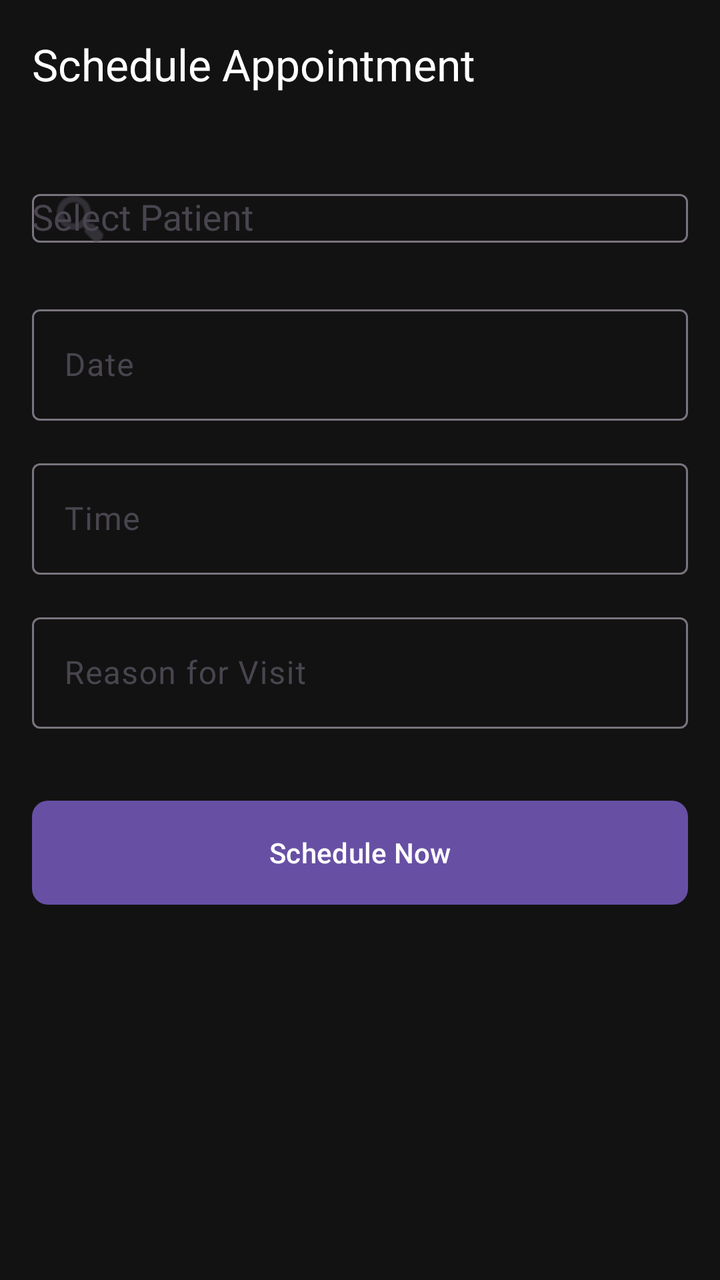
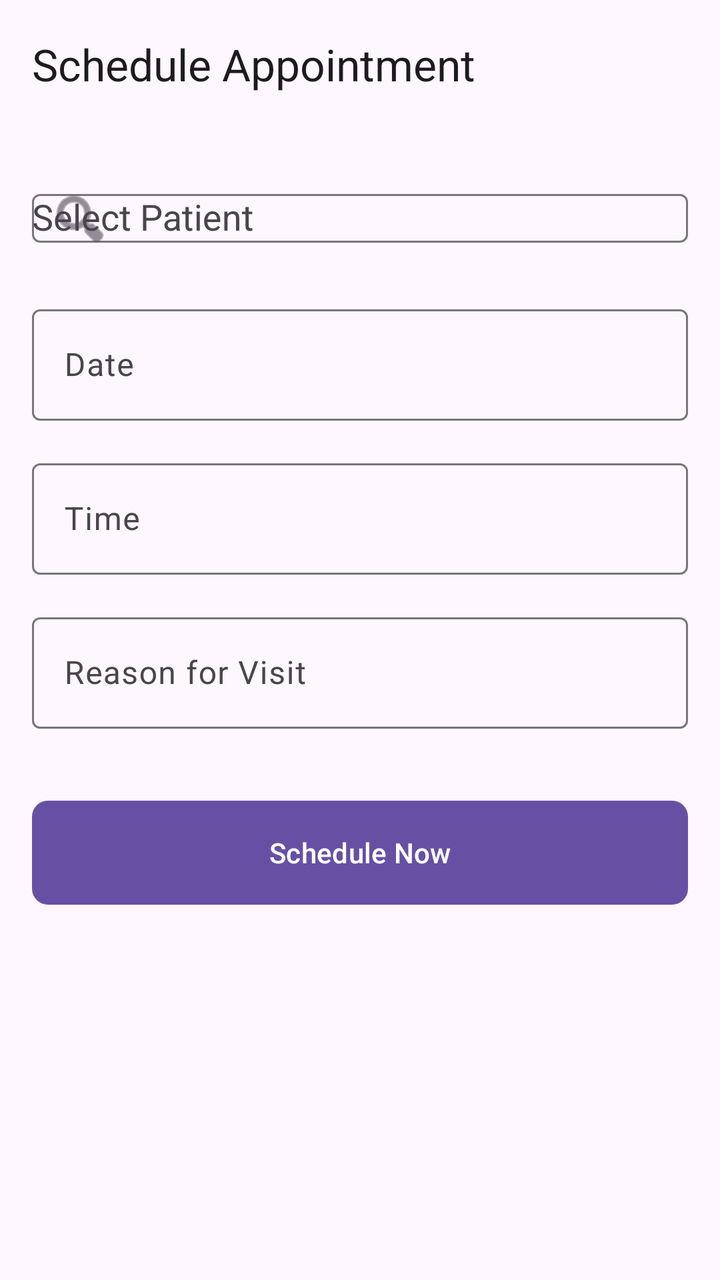

Before-and-after screenshots of an Android layout around one commit, followed by the original layout XML and the change that was made.
<!-- AndroidManifest.xml: application theme Theme.Healthcare_app -->
<!-- res/layout/activity_add_appointment.xml -->
<LinearLayout xmlns:android="http://schemas.android.com/apk/res/android"
    xmlns:app="http://schemas.android.com/apk/res-auto"
    android:layout_width="match_parent"
    android:layout_height="match_parent"
    android:orientation="vertical"
    android:background="#121212">

    <com.google.android.material.appbar.MaterialToolbar
        android:id="@+id/topAppBar"
        android:layout_width="match_parent"
        android:layout_height="?attr/actionBarSize"
        app:title="Schedule Appointment"
        app:titleTextColor="@android:color/white"
        app:navigationIconTint="@android:color/white" />

    <ScrollView android:layout_width="match_parent" android:layout_height="match_parent" android:padding="16dp">
        <LinearLayout android:layout_width="match_parent" android:layout_height="wrap_content" android:orientation="vertical">

            <com.google.android.material.textfield.TextInputLayout
                android:layout_width="match_parent" android:layout_height="wrap_content"
                android:hint="Select Patient" app:startIconDrawable="@android:drawable/ic_menu_search">
                <AutoCompleteTextView
                    android:id="@+id/searchPatientAuto"
                    android:layout_width="match_parent" android:layout_height="wrap_content"
                    android:completionThreshold="0"
                    android:textColor="@android:color/white"
                    android:popupBackground="#2A2A2A" />
            </com.google.android.material.textfield.TextInputLayout>

            <com.google.android.material.textfield.TextInputLayout
                android:layout_width="match_parent" android:layout_height="wrap_content"
                android:layout_marginTop="16dp" android:hint="Date">
                <com.google.android.material.textfield.TextInputEditText
                    android:id="@+id/editDate" android:layout_width="match_parent"
                    android:layout_height="wrap_content" android:focusable="false" />
            </com.google.android.material.textfield.TextInputLayout>

            <com.google.android.material.textfield.TextInputLayout
                android:layout_width="match_parent" android:layout_height="wrap_content"
                android:layout_marginTop="16dp" android:hint="Time">
                <com.google.android.material.textfield.TextInputEditText
                    android:id="@+id/editTime" android:layout_width="match_parent"
                    android:layout_height="wrap_content" android:focusable="false" />
            </com.google.android.material.textfield.TextInputLayout>

            <com.google.android.material.textfield.TextInputLayout
                android:layout_width="match_parent" android:layout_height="wrap_content"
                android:layout_marginTop="16dp" android:hint="Reason for Visit">
                <com.google.android.material.textfield.TextInputEditText
                    android:id="@+id/editReason" android:layout_width="match_parent"
                    android:layout_height="wrap_content" />
            </com.google.android.material.textfield.TextInputLayout>

            <com.google.android.material.button.MaterialButton
                android:id="@+id/btnSchedule"
                android:layout_width="match_parent" android:layout_height="60dp"
                android:layout_marginTop="32dp" android:text="Schedule Now"
                app:cornerRadius="8dp"/>

        </LinearLayout>
    </ScrollView>
</LinearLayout>
<!-- resources referenced by this layout -->
<resources>
  <style name="Theme.Healthcare_app" parent="Base.Theme.Healthcare_app" />
  <style name="Base.Theme.Healthcare_app" parent="Theme.Material3.DayNight.NoActionBar">
      </style>
</resources>

<!-- the commit's change to res/layout/activity_add_appointment.xml (unified diff, before → after) -->
@@ -3,15 +3,16 @@
     android:layout_width="match_parent"
     android:layout_height="match_parent"
     android:orientation="vertical"
-    android:background="#121212">
+    android:fitsSystemWindows="true"
+    android:background="?attr/colorSurface">
 
     <com.google.android.material.appbar.MaterialToolbar
         android:id="@+id/topAppBar"
         android:layout_width="match_parent"
         android:layout_height="?attr/actionBarSize"
         app:title="Schedule Appointment"
-        app:titleTextColor="@android:color/white"
-        app:navigationIconTint="@android:color/white" />
+        app:titleTextColor="?attr/colorOnSurface"
+        app:navigationIconTint="?attr/colorOnSurface" />
 
     <ScrollView android:layout_width="match_parent" android:layout_height="match_parent" android:padding="16dp">
         <LinearLayout android:layout_width="match_parent" android:layout_height="wrap_content" android:orientation="vertical">
@@ -23,8 +24,8 @@
                     android:id="@+id/searchPatientAuto"
                     android:layout_width="match_parent" android:layout_height="wrap_content"
                     android:completionThreshold="0"
-                    android:textColor="@android:color/white"
-                    android:popupBackground="#2A2A2A" />
+                    android:textColor="?attr/colorOnSurface"
+                    android:popupBackground="?attr/colorSurfaceContainer" />
             </com.google.android.material.textfield.TextInputLayout>
 
             <com.google.android.material.textfield.TextInputLayout
